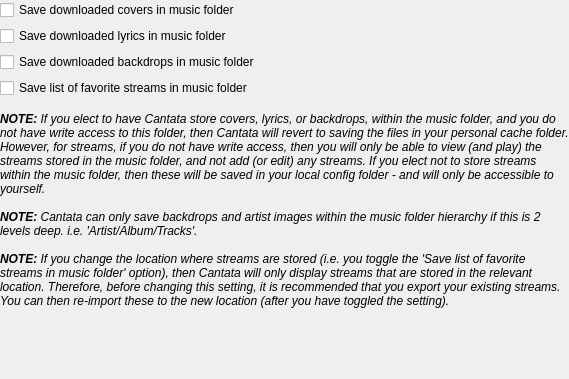
CDrummond/cantata, file gui/filesettings.ui: the form before one commit.
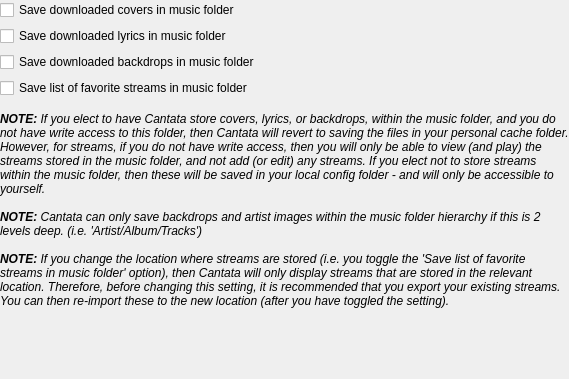
The form after the commit. Custom widgets are drawn as their Qt base class.

Diff of the .ui file:
```diff
--- a/gui/filesettings.ui
+++ b/gui/filesettings.ui
@@ -105,7 +105,7 @@
    <item>
     <widget class="QLabel" name="persNote_2">
      <property name="text">
-      <string>&lt;i&gt;&lt;b&gt;NOTE:&lt;/b&gt; Cantata can only save backdrops and artist images within the music folder hierarchy if this is 2 levels deep. i.e. 'Artist/Album/Tracks'.&lt;/i&gt;</string>
+      <string>&lt;i&gt;&lt;b&gt;NOTE:&lt;/b&gt; Cantata can only save backdrops and artist images within the music folder hierarchy if this is 2 levels deep. (i.e. 'Artist/Album/Tracks')&lt;/i&gt;</string>
      </property>
      <property name="wordWrap">
       <bool>true</bool>
```
